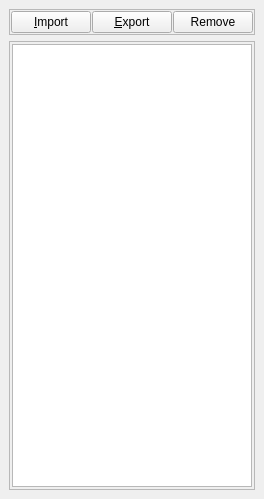
Old version of the form Qt/Components/Resources/UI/pqLookmarkBrowser.ui in the repository wildmichael/ParaView3-enhancements-old.
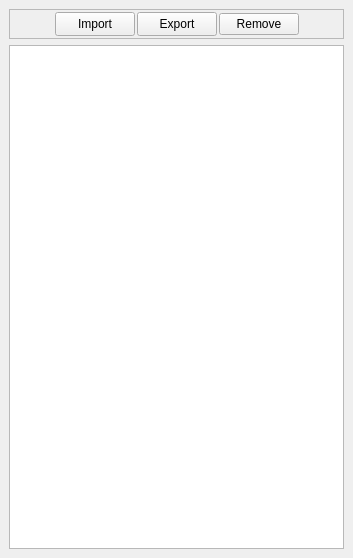
New version of the form.

Commit message: ENH: Add lookmark inspector widget

What changed in the file:
```diff
--- a/Qt/Components/Resources/UI/pqLookmarkBrowser.ui
+++ b/Qt/Components/Resources/UI/pqLookmarkBrowser.ui
@@ -5,18 +5,10 @@
    <rect>
     <x>0</x>
     <y>0</y>
-    <width>176</width>
-    <height>499</height>
+    <width>353</width>
+    <height>558</height>
    </rect>
   </property>
-  <property name="sizePolicy" >
-   <sizepolicy>
-    <hsizetype>3</hsizetype>
-    <vsizetype>5</vsizetype>
-    <horstretch>0</horstretch>
-    <verstretch>0</verstretch>
-   </sizepolicy>
-  </property>
   <property name="windowTitle" >
    <string>Form</string>
   </property>
@@ -28,7 +20,21 @@
     <number>6</number>
    </property>
    <item>
-    <widget class="QFrame" name="frame_2" >
+    <widget class="QFrame" name="ButtonFrame" >
+     <property name="sizePolicy" >
+      <sizepolicy>
+       <hsizetype>7</hsizetype>
+       <vsizetype>0</vsizetype>
+       <horstretch>0</horstretch>
+       <verstretch>0</verstretch>
+      </sizepolicy>
+     </property>
+     <property name="minimumSize" >
+      <size>
+       <width>24</width>
+       <height>30</height>
+      </size>
+     </property>
      <property name="frameShape" >
       <enum>QFrame::StyledPanel</enum>
      </property>
@@ -37,28 +43,47 @@
      </property>
      <layout class="QHBoxLayout" >
       <property name="margin" >
-       <number>1</number>
+       <number>2</number>
       </property>
       <property name="spacing" >
-       <number>1</number>
+       <number>2</number>
       </property>
+      <item>
+       <spacer>
+        <property name="orientation" >
+         <enum>Qt::Horizontal</enum>
+        </property>
+        <property name="sizeHint" >
+         <size>
+          <width>40</width>
+          <height>20</height>
+         </size>
+        </property>
+       </spacer>
+      </item>
       <item>
        <widget class="QPushButton" name="ImportButton" >
-        <property name="whatsThis" >
-         <string>Imports custom filter definitions from a file.</string>
+        <property name="minimumSize" >
+         <size>
+          <width>0</width>
+          <height>24</height>
+         </size>
         </property>
         <property name="text" >
-         <string>&amp;Import</string>
+         <string>Import</string>
         </property>
        </widget>
       </item>
       <item>
        <widget class="QPushButton" name="ExportButton" >
-        <property name="whatsThis" >
-         <string>Exports the selected custom filter definitions to a file.</string>
+        <property name="minimumSize" >
+         <size>
+          <width>0</width>
+          <height>24</height>
+         </size>
         </property>
         <property name="text" >
-         <string>&amp;Export</string>
+         <string>Export</string>
         </property>
        </widget>
       </item>
@@ -69,50 +94,39 @@
         </property>
        </widget>
       </item>
+      <item>
+       <spacer>
+        <property name="orientation" >
+         <enum>Qt::Horizontal</enum>
+        </property>
+        <property name="sizeHint" >
+         <size>
+          <width>40</width>
+          <height>20</height>
+         </size>
+        </property>
+       </spacer>
+      </item>
      </layout>
     </widget>
    </item>
    <item>
-    <widget class="QFrame" name="frame" >
-     <property name="frameShape" >
-      <enum>QFrame::StyledPanel</enum>
+    <widget class="QListView" name="LookmarkList" >
+     <property name="selectionMode" >
+      <enum>QAbstractItemView::ExtendedSelection</enum>
      </property>
-     <property name="frameShadow" >
-      <enum>QFrame::Raised</enum>
+     <property name="selectionBehavior" >
+      <enum>QAbstractItemView::SelectItems</enum>
      </property>
-     <layout class="QVBoxLayout" >
-      <property name="margin" >
-       <number>2</number>
-      </property>
-      <property name="spacing" >
-       <number>2</number>
-      </property>
-      <item>
-       <widget class="QListView" name="LookmarkList" >
-        <property name="whatsThis" >
-         <string>Displays the list of registered custom filter definitions.</string>
-        </property>
-        <property name="selectionMode" >
-         <enum>QAbstractItemView::ExtendedSelection</enum>
-        </property>
-        <property name="selectionBehavior" >
-         <enum>QAbstractItemView::SelectItems</enum>
-        </property>
-        <property name="isWrapping" stdset="0" >
-         <bool>true</bool>
-        </property>
-        <property name="resizeMode" >
-         <enum>QListView::Adjust</enum>
-        </property>
-        <property name="spacing" >
-         <number>3</number>
-        </property>
-        <property name="viewMode" >
-         <enum>QListView::ListMode</enum>
-        </property>
-       </widget>
-      </item>
-     </layout>
+     <property name="isWrapping" stdset="0" >
+      <bool>false</bool>
+     </property>
+     <property name="resizeMode" >
+      <enum>QListView::Adjust</enum>
+     </property>
+     <property name="spacing" >
+      <number>4</number>
+     </property>
     </widget>
    </item>
   </layout>
```
Left out of the diff: 5 changed lines with no effect on the pictures. The commit also changes 1 other file.
